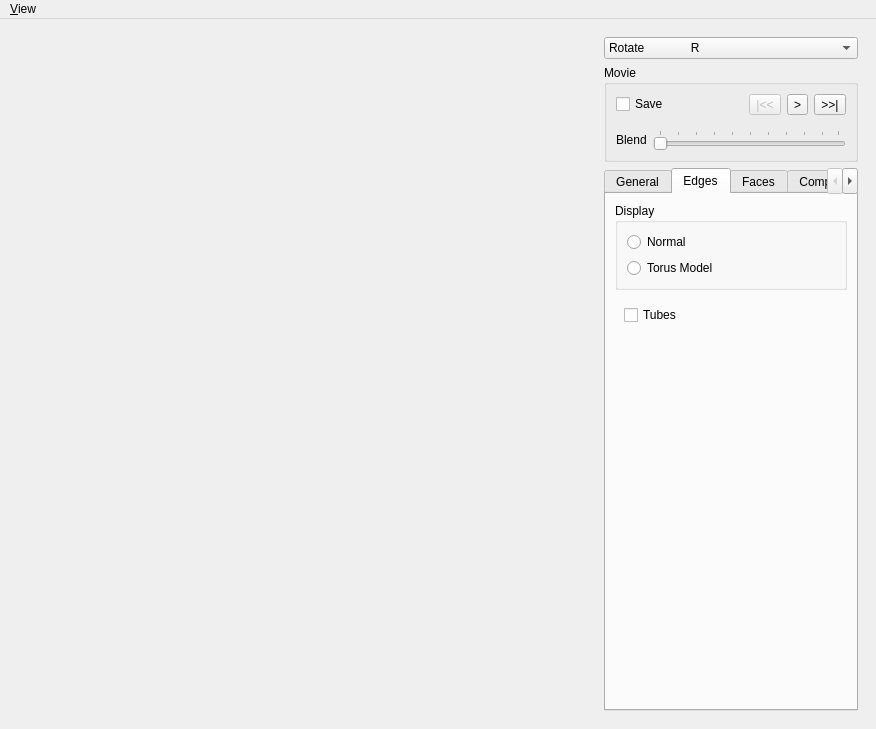
Above: MainWindow.ui from danlipsa/foamvis before the change. Below: the same form after it.
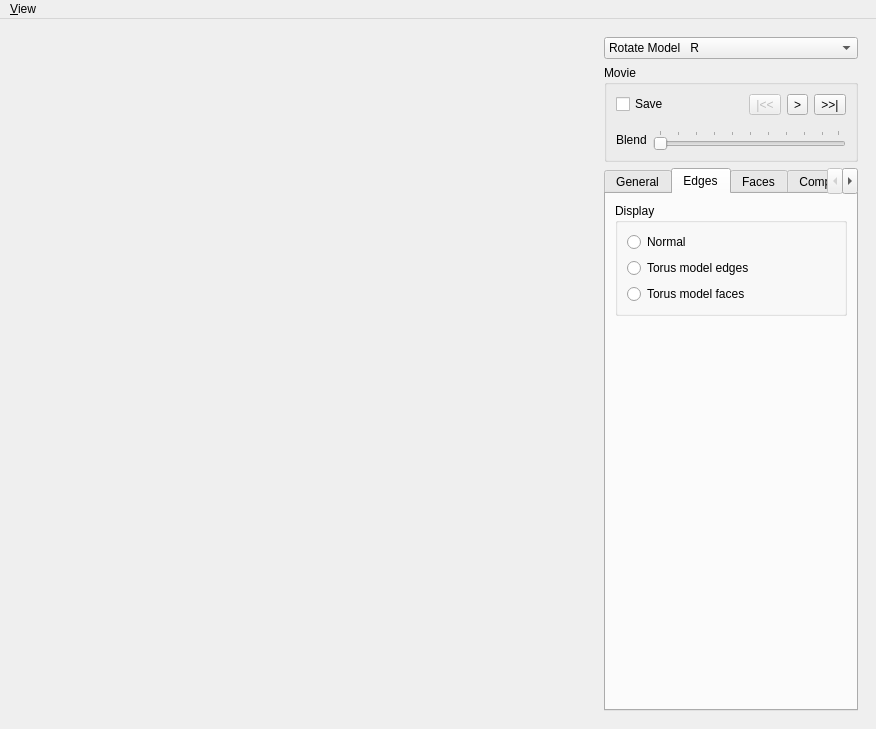
That is the form after the change. The open tabs and pages were chosen to show the change. Custom widgets are drawn as their Qt base class.

What changed in the file:
```diff
--- a/MainWindow.ui
+++ b/MainWindow.ui
@@ -91,7 +91,12 @@
         <widget class="QComboBox" name="comboBoxInteractionMode">
          <item>
           <property name="text">
-           <string>Rotate              R</string>
+           <string>Rotate Model   R</string>
+          </property>
+         </item>
+         <item>
+          <property name="text">
+           <string>Rotate Light      L</string>
           </property>
          </item>
          <item>
@@ -414,37 +419,43 @@
              </property>
              <layout class="QVBoxLayout" name="verticalLayout_2">
               <item>
-               <layout class="QVBoxLayout" name="verticalLayout_7">
-                <item>
-                 <widget class="QRadioButton" name="radioButtonEdgesNormal">
-                  <property name="text">
-                   <string>Normal</string>
-                  </property>
-                  <property name="checkable">
-                   <bool>true</bool>
-                  </property>
-                  <property name="checked">
-                   <bool>false</bool>
-                  </property>
-                  <property name="autoRepeat">
-                   <bool>false</bool>
-                  </property>
-                  <attribute name="buttonGroup">
-                   <string>buttonGroupDisplay</string>
-                  </attribute>
-                 </widget>
-                </item>
-                <item>
-                 <widget class="QRadioButton" name="radioButtonEdgesTorus">
-                  <property name="text">
-                   <string>Torus Model</string>
-                  </property>
-                  <attribute name="buttonGroup">
-                   <string>buttonGroupDisplay</string>
-                  </attribute>
-                 </widget>
-                </item>
-               </layout>
+               <widget class="QRadioButton" name="radioButtonEdgesNormal">
+                <property name="text">
+                 <string>Normal</string>
+                </property>
+                <property name="checkable">
+                 <bool>true</bool>
+                </property>
+                <property name="checked">
+                 <bool>false</bool>
+                </property>
+                <property name="autoRepeat">
+                 <bool>false</bool>
+                </property>
+                <attribute name="buttonGroup">
+                 <string>buttonGroupDisplay</string>
+                </attribute>
+               </widget>
+              </item>
+              <item>
+               <widget class="QRadioButton" name="radioButtonEdgesTorus">
+                <property name="text">
+                 <string>Torus model edges</string>
+                </property>
+                <attribute name="buttonGroup">
+                 <string>buttonGroupDisplay</string>
+                </attribute>
+               </widget>
+              </item>
+              <item>
+               <widget class="QRadioButton" name="radioButtonFacesTorus">
+                <property name="text">
+                 <string>Torus model faces</string>
+                </property>
+                <attribute name="buttonGroup">
+                 <string>buttonGroupDisplay</string>
+                </attribute>
+               </widget>
               </item>
              </layout>
             </widget>
@@ -489,30 +500,6 @@
                </item>
               </layout>
              </widget>
-             <widget class="QWidget" name="pageEdgesTorus">
-              <layout class="QVBoxLayout" name="verticalLayout_17">
-               <item>
-                <widget class="QCheckBox" name="checkBoxEdgesTorusTubes">
-                 <property name="text">
-                  <string>Tubes</string>
-                 </property>
-                </widget>
-               </item>
-               <item>
-                <spacer name="verticalSpacer_2">
-                 <property name="orientation">
-                  <enum>Qt::Vertical</enum>
-                 </property>
-                 <property name="sizeHint" stdset="0">
-                  <size>
-                   <width>20</width>
-                   <height>0</height>
-                  </size>
-                 </property>
-                </spacer>
-               </item>
-              </layout>
-             </widget>
             </widget>
            </item>
           </layout>
@@ -547,16 +534,6 @@
                 </attribute>
                </widget>
               </item>
-              <item>
-               <widget class="QRadioButton" name="radioButtonFacesTorus">
-                <property name="text">
-                 <string>Torus Model</string>
-                </property>
-                <attribute name="buttonGroup">
-                 <string>buttonGroupDisplay</string>
-                </attribute>
-               </widget>
-              </item>
               <item>
                <widget class="QRadioButton" name="radioButtonFacesAverage">
                 <property name="text">
```
Left out of the diff: 224 changed lines with no effect on the pictures.
